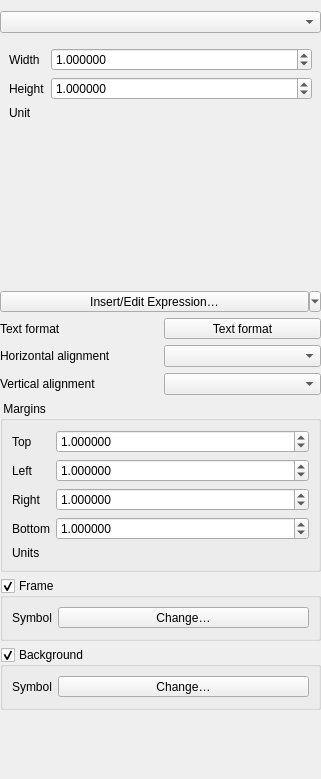
Qt form src/ui/annotations/qgsannotationrectangulartextwidgetbase.ui (qgis/QGIS) before a commit.
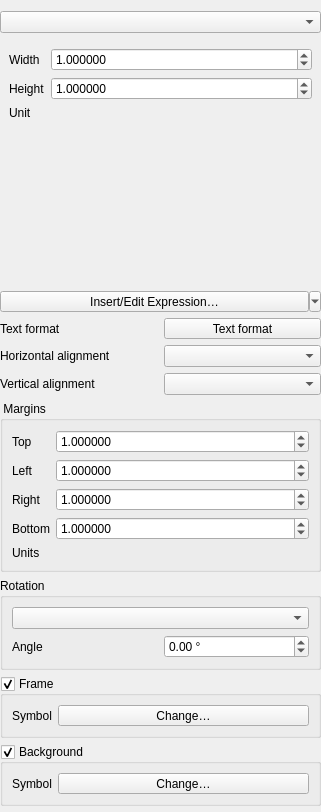
The same form after that commit. Custom widgets are drawn as their Qt base class.

Commit message: add rotation configuration to annotation item widgets

The edit to the form file:
```diff
--- a/src/ui/annotations/qgsannotationrectangulartextwidgetbase.ui
+++ b/src/ui/annotations/qgsannotationrectangulartextwidgetbase.ui
@@ -122,6 +122,47 @@
    <item row="0" column="0" colspan="2">
     <widget class="QComboBox" name="mSizeModeCombo"/>
    </item>
+   <item row="8" column="0" colspan="2">
+    <widget class="QGroupBox" name="mRotationGroupBox">
+     <property name="title">
+      <string>Rotation</string>
+     </property>
+     <layout class="QGridLayout" name="gridLayout_6">
+      <item row="0" column="0" colspan="2">
+       <widget class="QComboBox" name="mRotationModeCombo"/>
+      </item>
+      <item row="1" column="0">
+       <widget class="QLabel" name="labelAngle">
+        <property name="text">
+         <string>Angle</string>
+        </property>
+       </widget>
+      </item>
+      <item row="1" column="1">
+       <widget class="QgsDoubleSpinBox" name="mSpinAngle">
+        <property name="wrapping">
+         <bool>true</bool>
+        </property>
+        <property name="suffix">
+         <string> °</string>
+        </property>
+        <property name="decimals">
+         <number>2</number>
+        </property>
+        <property name="minimum">
+         <double>-360.000000000000000</double>
+        </property>
+        <property name="maximum">
+         <double>360.000000000000000</double>
+        </property>
+        <property name="singleStep">
+         <double>0.500000000000000</double>
+        </property>
+       </widget>
+      </item>
+     </layout>
+    </widget>
+   </item>
    <item row="6" column="1">
     <widget class="QgsAlignmentComboBox" name="mVerticalAlignmentComboBox"/>
    </item>
```
The commit also changes 6 other files.
